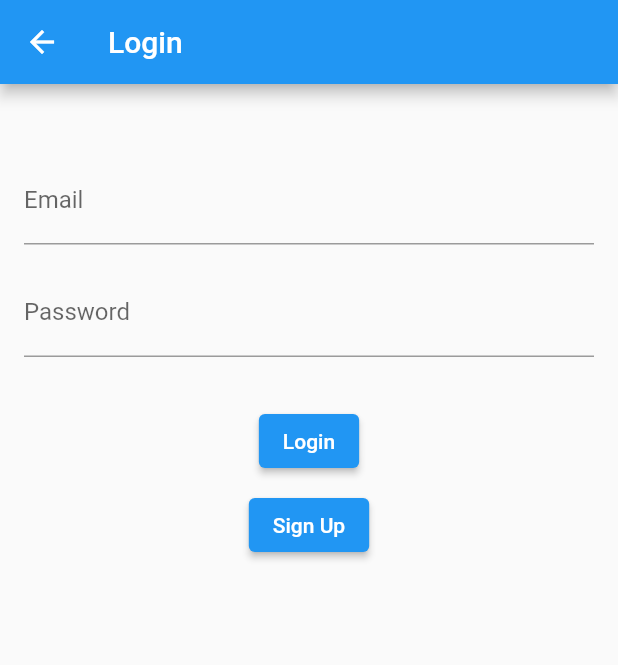
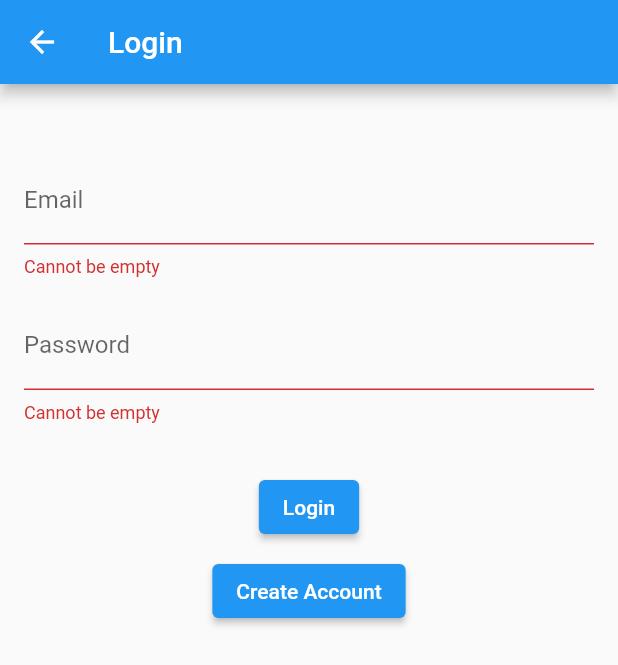
Before and after one commit to ankanSikdar/flutter-bloc-firebase-auth-example, a Flutter app: the LoginPage screen opened directly, after a tap on "Login", on a phone screen of 412 x 824 dp. Shown: the top 665 px of the screen. Run offline on Flutter 3.47's test engine with Material 2 defaults, Android fonts, the phone set to English and light mode, and no system bars; our stand-ins replace bloc, cloud_firestore, equatable, firebase_auth, firebase_core, flutter_bloc; accounts and stored records are empty.

Commit message:
Provided logincubit to login page

```diff
--- a/lib/pages/login/login_page.dart
+++ b/lib/pages/login/login_page.dart
@@ -1,4 +1,8 @@
+import 'package:bloc_firebase_login/pages/login/cubit/login_cubit.dart';
+import 'package:bloc_firebase_login/pages/login/widgets/login_form.dart';
+import 'package:bloc_firebase_login/repositories/repositories.dart';
 import 'package:flutter/material.dart';
+import 'package:flutter_bloc/flutter_bloc.dart';
 
 class LoginPage extends StatefulWidget {
   LoginPage({Key key}) : super(key: key);
@@ -18,35 +22,11 @@ class _LoginPageState extends State<LoginPage> {
       ),
       body: Padding(
         padding: EdgeInsets.symmetric(horizontal: 16.0, vertical: 48.0),
-        child: Form(
-          key: _formKey,
-          child: Column(
-            children: [
-              TextFormField(
-                decoration: InputDecoration(labelText: 'Email'),
-                validator: (value) {
-                  if (value.trim().isEmpty) {
-                    return 'Cannot be empty';
-                  }
-                  return null;
-                },
-              ),
-              SizedBox(height: 16.0),
-              TextFormField(
-                decoration: InputDecoration(labelText: 'Password'),
-                validator: (value) {
-                  if (value.trim().isEmpty) {
-                    return 'Cannot be empty';
-                  }
-                  return null;
-                },
-              ),
-              SizedBox(height: 32.0),
-              ElevatedButton(onPressed: () {}, child: Text('Login')),
-              SizedBox(height: 8.0),
-              ElevatedButton(onPressed: () {}, child: Text('Sign Up')),
-            ],
+        child: BlocProvider<LoginCubit>(
+          create: (context) => LoginCubit(
+            context.read<AuthenticationRepository>(),
           ),
+          child: LoginForm(formKey: _formKey),
         ),
       ),
     );
--- /dev/null
+++ b/lib/pages/login/widgets/login_form.dart
@@ -0,0 +1,68 @@
+import 'package:bloc_firebase_login/pages/login/cubit/login_cubit.dart';
+import 'package:flutter/material.dart';
+import 'package:flutter_bloc/flutter_bloc.dart';
+
+class LoginForm extends StatelessWidget {
+  const LoginForm({
+    Key key,
+    @required GlobalKey<FormState> formKey,
+  })  : _formKey = formKey,
+        super(key: key);
+
+  final GlobalKey<FormState> _formKey;
+
+  @override
+  Widget build(BuildContext context) {
+    return BlocListener<LoginCubit, LoginState>(
+      listener: (context, state) {
+        if (state.status == LoginStatus.error) {
+          ScaffoldMessenger.of(context)
+            ..hideCurrentSnackBar()
+            ..showSnackBar(
+              const SnackBar(content: Text('Authentication Failure')),
+            );
+        }
+      },
+      child: Form(
+        key: _formKey,
+        child: Column(
+          children: [
+            TextFormField(
+              decoration: InputDecoration(labelText: 'Email'),
+              validator: (value) {
+                if (value.trim().isEmpty) {
+                  return 'Cannot be empty';
+                }
+                return null;
+              },
+              onChanged: (value) =>
+                  context.read<LoginCubit>().emailChanged(value),
+            ),
+            SizedBox(height: 16.0),
+            TextFormField(
+              decoration: InputDecoration(labelText: 'Password'),
+              validator: (value) {
+                if (value.trim().isEmpty) {
+                  return 'Cannot be empty';
+                }
+                return null;
+              },
+              onChanged: (value) =>
+                  context.read<LoginCubit>().passwordChanged(value),
+            ),
+            SizedBox(height: 32.0),
+            ElevatedButton(
+                onPressed: () {
+                  if (_formKey.currentState.validate()) {
+                    context.read<LoginCubit>().logInWithCredentials();
+                  }
+                },
+                child: Text('Login')),
+            SizedBox(height: 8.0),
+            ElevatedButton(onPressed: () {}, child: Text('Create Account')),
+          ],
+        ),
+      ),
+    );
+  }
+}
```
